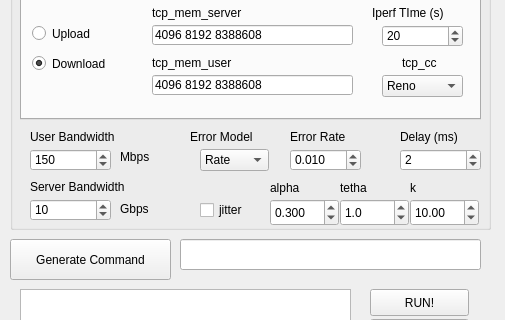
Old version of the form kupa-gui-2/kupagui.ui in the repository anetaaneta/kupakupa; both pictures show x 0 to 505 and y 97 to 417 of the 505 by 620 pixel window.
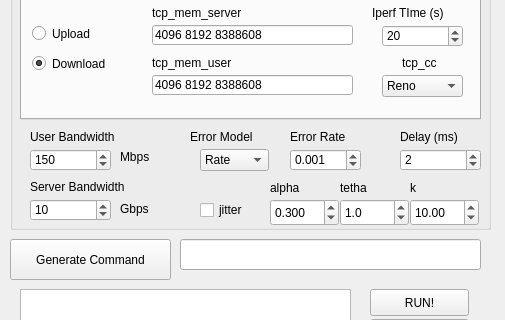
New version of the form. The open tabs and pages were chosen to show the change.

Diff of the .ui file:
```diff
--- a/kupa-gui-2/kupagui.ui
+++ b/kupa-gui-2/kupagui.ui
@@ -713,7 +713,7 @@
       <double>0.001000000000000</double>
      </property>
      <property name="value">
-      <double>0.010000000000000</double>
+      <double>0.001000000000000</double>
      </property>
     </widget>
     <widget class="QSpinBox" name="delay">
```
Left out of the diff: 6 changed lines with no effect on the pictures.
